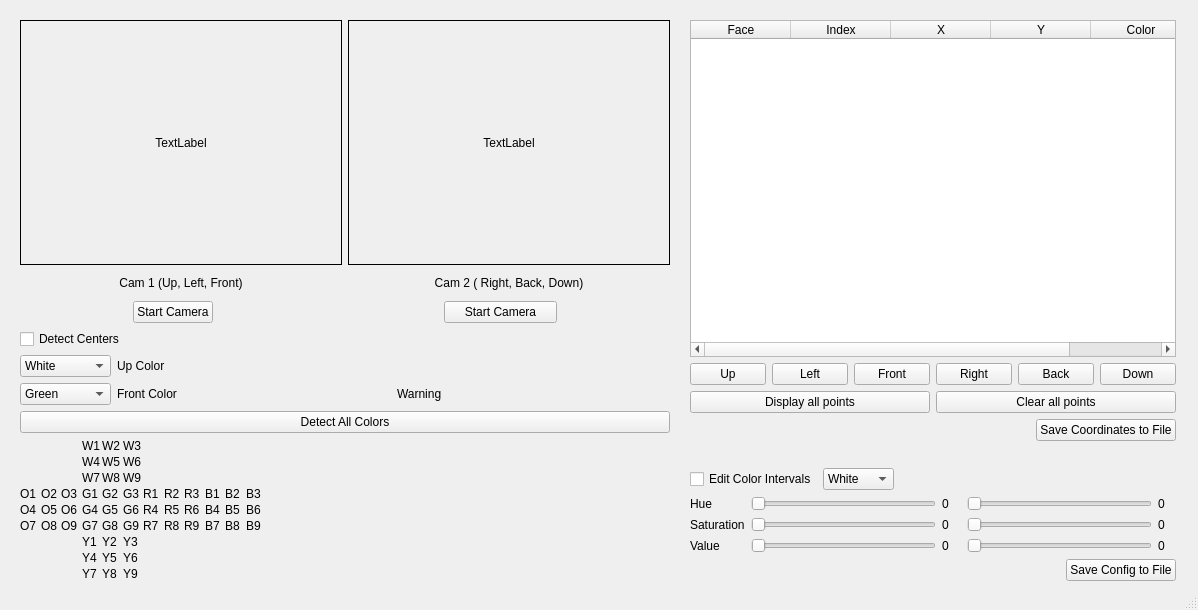
Above: Codebase/GUI/Design/mainWindow.ui from iliechirila/PiCubeSolver before the change. Below: the same form after it.
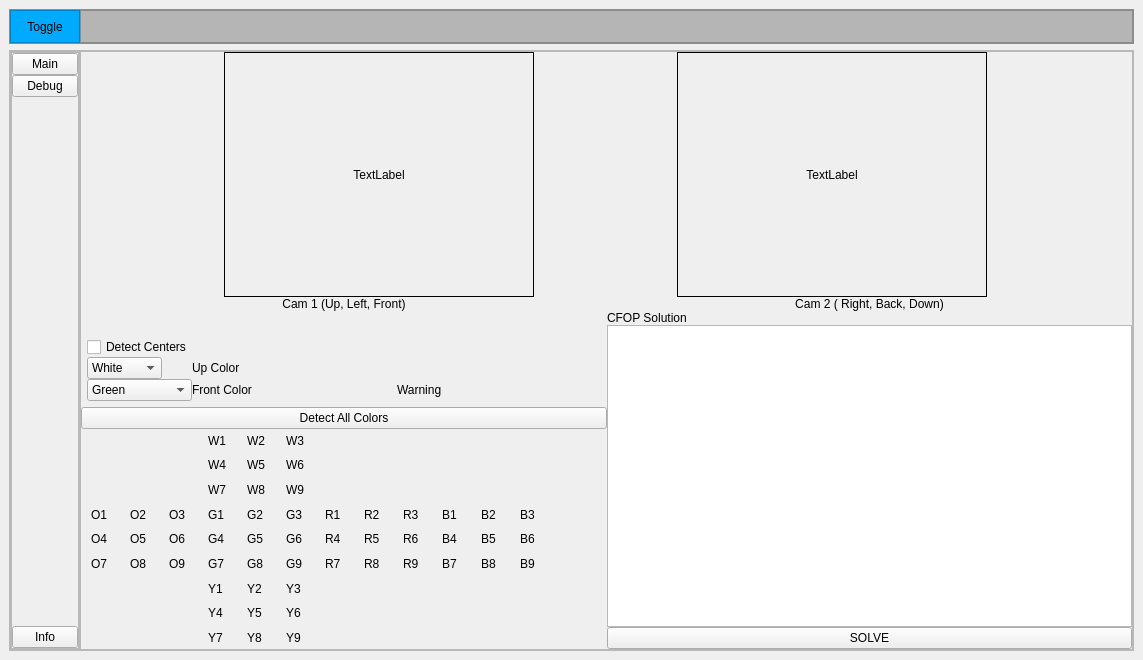
That is the form after the change.

```diff
--- a/Codebase/GUI/Design/mainWindow.ui
+++ b/Codebase/GUI/Design/mainWindow.ui
@@ -9,34 +9,319 @@
    <rect>
     <x>0</x>
     <y>0</y>
-    <width>1198</width>
-    <height>610</height>
+    <width>1143</width>
+    <height>660</height>
    </rect>
   </property>
   <property name="windowTitle">
    <string>MainWindow</string>
   </property>
   <widget class="QWidget" name="centralwidget">
-   <widget class="QWidget" name="verticalLayoutWidget">
-    <property name="geometry">
-     <rect>
-      <x>20</x>
-      <y>20</y>
-      <width>650</width>
-      <height>561</height>
-     </rect>
-    </property>
-    <layout class="QVBoxLayout" name="verticalLayout_2" stretch="10,1,0,0,0,0,0">
-     <property name="sizeConstraint">
-      <enum>QLayout::SetMinimumSize</enum>
+   <layout class="QVBoxLayout" name="verticalLayout_10">
+    <item>
+     <widget class="QFrame" name="frame_top_bar">
+      <property name="sizePolicy">
+       <sizepolicy hsizetype="Preferred" vsizetype="Fixed">
+        <horstretch>0</horstretch>
+        <verstretch>0</verstretch>
+       </sizepolicy>
+      </property>
+      <property name="minimumSize">
+       <size>
+        <width>0</width>
+        <height>35</height>
+       </size>
+      </property>
+      <property name="maximumSize">
+       <size>
+        <width>16777215</width>
+        <height>35</height>
+       </size>
+      </property>
+      <property name="autoFillBackground">
+       <bool>false</bool>
+      </property>
+      <property name="styleSheet">
+       <string notr="true">background-color: rgb(181, 181, 181);</string>
+      </property>
+      <property name="frameShape">
+       <enum>QFrame::StyledPanel</enum>
+      </property>
+      <property name="frameShadow">
+       <enum>QFrame::Raised</enum>
+      </property>
+      <layout class="QHBoxLayout" name="horizontalLayout_18">
+       <property name="spacing">
+        <number>0</number>
+       </property>
+       <property name="leftMargin">
+        <number>0</number>
+       </property>
+       <property name="topMargin">
+        <number>0</number>
+       </property>
+       <property name="rightMargin">
+        <number>0</number>
+       </property>
+       <property name="bottomMargin">
+        <number>0</number>
+       </property>
+       <item>
+        <widget class="QFrame" name="frame_toggle">
+         <property name="maximumSize">
+          <size>
+           <width>70</width>
+           <height>35</height>
+          </size>
+         </property>
+         <property name="styleSheet">
+          <string notr="true">background-color: rgb(0, 170, 255);</string>
+         </property>
+         <property name="frameShape">
+          <enum>QFrame::StyledPanel</enum>
+         </property>
+         <property name="frameShadow">
+          <enum>QFrame::Raised</enum>
+         </property>
+         <layout class="QHBoxLayout" name="horizontalLayout_19">
+          <property name="spacing">
+           <number>0</number>
+          </property>
+          <property name="leftMargin">
+           <number>0</number>
+          </property>
+          <property name="topMargin">
+           <number>0</number>
+          </property>
+          <property name="rightMargin">
+           <number>0</number>
+          </property>
+          <property name="bottomMargin">
+           <number>0</number>
+          </property>
+          <item>
+           <widget class="QPushButton" name="button_toggle_left_menu">
+            <property name="sizePolicy">
+             <sizepolicy hsizetype="Expanding" vsizetype="Expanding">
+              <horstretch>0</horstretch>
+              <verstretch>0</verstretch>
+             </sizepolicy>
+            </property>
+            <property name="styleSheet">
+             <string notr="true">border:0px solid</string>
+            </property>
+            <property name="text">
+             <string>Toggle</string>
+            </property>
+           </widget>
+          </item>
+         </layout>
+        </widget>
+       </item>
+       <item>
+        <widget class="QFrame" name="frame_top">
+         <property name="frameShape">
+          <enum>QFrame::StyledPanel</enum>
+         </property>
+         <property name="frameShadow">
+          <enum>QFrame::Raised</enum>
+         </property>
+        </widget>
+       </item>
+      </layout>
+     </widget>
+    </item>
+    <item>
+     <widget class="QFrame" name="frame_content">
+      <property name="frameShape">
+       <enum>QFrame::StyledPanel</enum>
+      </property>
+      <property name="frameShadow">
+       <enum>QFrame::Raised</enum>
+      </property>
+      <layout class="QHBoxLayout" name="horizontalLayout_20">
+       <property name="spacing">
+        <number>0</number>
+       </property>
+       <property name="leftMargin">
+        <number>0</number>
+       </property>
+       <property name="topMargin">
+        <number>0</number>
+       </property>
+       <property name="rightMargin">
+        <number>0</number>
+       </property>
+       <property name="bottomMargin">
+        <number>0</number>
+       </property>
+       <item>
+        <widget class="QFrame" name="frame_left_menu">
+         <property name="maximumSize">
+          <size>
+           <width>70</width>
+           <height>16777215</height>
+          </size>
+         </property>
+         <property name="frameShape">
+          <enum>QFrame::StyledPanel</enum>
+         </property>
+         <property name="frameShadow">
+          <enum>QFrame::Raised</enum>
+         </property>
+         <layout class="QVBoxLayout" name="verticalLayout_7">
+          <property name="spacing">
+           <number>0</number>
+          </property>
+          <property name="leftMargin">
+           <number>0</number>
+          </property>
+          <property name="topMargin">
+           <number>0</number>
+          </property>
+          <property name="rightMargin">
+           <number>0</number>
+          </property>
+          <property name="bottomMargin">
+           <number>0</number>
+          </property>
+          <item>
+           <widget class="QFrame" name="frame_left_buttons">
+            <property name="frameShape">
+             <enum>QFrame::StyledPanel</enum>
+            </property>
+            <property name="frameShadow">
+             <enum>QFrame::Raised</enum>
+            </property>
+            <layout class="QVBoxLayout" name="verticalLayout_8">
+             <property name="spacing">
+              <number>0</number>
+             </property>
+             <property name="leftMargin">
+              <number>0</number>
+             </property>
+             <property name="topMargin">
+              <number>0</number>
+             </property>
+             <property name="rightMargin">
+              <number>0</number>
+             </property>
+             <property name="bottomMargin">
+              <number>0</number>
+             </property>
+             <item>
+              <widget class="QPushButton" name="button_main_page">
+               <property name="text">
+                <string>Main</string>
+               </property>
+              </widget>
+             </item>
+             <item>
+              <widget class="QPushButton" name="button_debug_page">
+               <property name="text">
+                <string>Debug</string>
+               </property>
+              </widget>
+             </item>
+             <item>
+              <spacer name="verticalSpacer_2">
+               <property name="orientation">
+                <enum>Qt::Vertical</enum>
+               </property>
+               <property name="sizeHint" stdset="0">
+                <size>
+                 <width>20</width>
+                 <height>40</height>
+                </size>
+               </property>
+              </spacer>
+             </item>
+             <item>
+              <widget class="QPushButton" name="button_info_page">
+               <property name="text">
+                <string>Info</string>
+               </property>
+              </widget>
+             </item>
+            </layout>
+           </widget>
+          </item>
+         </layout>
+        </widget>
+       </item>
+       <item>
+        <widget class="QFrame" name="frame_pages">
+         <property name="frameShape">
+          <enum>QFrame::StyledPanel</enum>
+         </property>
+         <property name="frameShadow">
+          <enum>QFrame::Raised</enum>
+         </property>
+         <layout class="QHBoxLayout" name="horizontalLayout_22">
+          <property name="spacing">
+           <number>0</number>
+          </property>
+          <property name="leftMargin">
+           <number>0</number>
+          </property>
+          <property name="topMargin">
+           <number>0</number>
+          </property>
+          <property name="rightMargin">
+           <number>0</number>
+          </property>
+          <property name="bottomMargin">
+           <number>0</number>
+          </property>
+          <item>
+           <widget class="QStackedWidget" name="stackedWidget_content">
+            <property name="currentIndex">
+             <number>0</number>
+            </property>
+            <widget class="QWidget" name="page_solver">
+             <layout class="QVBoxLayout" name="verticalLayout_13">
+              <property name="spacing">
+               <number>0</number>
+              </property>
+              <property name="leftMargin">
+               <number>0</number>
+              </property>
+              <property name="topMargin">
+               <number>0</number>
+              </property>
+              <property name="rightMargin">
+               <number>0</number>
+              </property>
+              <property name="bottomMargin">
+               <number>0</number>
+              </property>
+              <item>
+               <layout class="QVBoxLayout" name="verticalLayout_12">
+                <property name="spacing">
+                 <number>0</number>
      </property>
      <item>
       <layout class="QHBoxLayout" name="horizontalLayout_3">
+                  <property name="spacing">
+                   <number>0</number>
+                  </property>
        <property name="sizeConstraint">
         <enum>QLayout::SetFixedSize</enum>
        </property>
        <item>
         <widget class="QLabel" name="main_cam">
+                    <property name="minimumSize">
+                     <size>
+                      <width>310</width>
+                      <height>245</height>
+                     </size>
+                    </property>
+                    <property name="maximumSize">
+                     <size>
+                      <width>310</width>
+                      <height>245</height>
+                     </size>
+                    </property>
          <property name="layoutDirection">
           <enum>Qt::LeftToRight</enum>
          </property>
@@ -59,6 +344,18 @@
        </item>
        <item>
         <widget class="QLabel" name="main_cam_2">
+                    <property name="minimumSize">
+                     <size>
+                      <width>310</width>
+                      <height>245</height>
+                     </size>
+                    </property>
+                    <property name="maximumSize">
+                     <size>
+                      <width>310</width>
+                      <height>245</height>
+                     </size>
+                    </property>
          <property name="layoutDirection">
           <enum>Qt::LeftToRight</enum>
          </property>
@@ -83,6 +380,9 @@
      </item>
      <item>
       <layout class="QHBoxLayout" name="horizontalLayout_4">
+                  <property name="spacing">
+                   <number>0</number>
+                  </property>
        <item>
         <widget class="QLabel" name="label">
          <property name="text">
@@ -106,71 +406,14 @@
       </layout>
      </item>
      <item>
-      <layout class="QHBoxLayout" name="horizontalLayout_5" stretch="1,0,2,1,1">
+                 <layout class="QHBoxLayout" name="horizontalLayout_21">
        <item>
-        <spacer name="horizontalSpacer_3">
-         <property name="orientation">
-          <enum>Qt::Horizontal</enum>
-         </property>
-         <property name="sizeHint" stdset="0">
-          <size>
-           <width>40</width>
-           <height>20</height>
-          </size>
-         </property>
-        </spacer>
-       </item>
-       <item>
-        <widget class="QPushButton" name="start_camera">
-         <property name="text">
-          <string>Start Camera</string>
-         </property>
-        </widget>
-       </item>
-       <item>
-        <spacer name="horizontalSpacer_2">
-         <property name="orientation">
-          <enum>Qt::Horizontal</enum>
-         </property>
-         <property name="sizeHint" stdset="0">
-          <size>
-           <width>40</width>
-           <height>20</height>
-          </size>
-         </property>
-        </spacer>
-       </item>
-       <item>
-        <widget class="QPushButton" name="start_camera_2">
-         <property name="text">
-          <string>Start Camera</string>
-         </property>
-        </widget>
-       </item>
-       <item>
-        <spacer name="horizontalSpacer_4">
-         <property name="orientation">
-          <enum>Qt::Horizontal</enum>
-         </property>
-         <property name="sizeHint" stdset="0">
-          <size>
-           <width>40</width>
-           <height>20</height>
-          </size>
-         </property>
-        </spacer>
-       </item>
-      </layout>
-     </item>
+                   <layout class="QVBoxLayout" name="verticalLayout_2" stretch="0,0,0,0">
+                    <property name="sizeConstraint">
+                     <enum>QLayout::SetMinimumSize</enum>
+                    </property>
      <item>
       <layout class="QHBoxLayout" name="horizontalLayout_6">
-       <item>
-        <widget class="QCheckBox" name="checkBox_detect_centers">
-         <property name="text">
-          <string>Detect Centers</string>
-         </property>
-        </widget>
-       </item>
        <item>
         <spacer name="horizontalSpacer_5">
          <property name="orientation">
@@ -187,16 +430,61 @@
       </layout>
      </item>
      <item>
-      <layout class="QGridLayout" name="gridLayout_2" columnstretch="1,3,3">
-       <item row="0" column="1">
-        <widget class="QLabel" name="label_3">
+                     <layout class="QGridLayout" name="gridLayout_2" columnstretch="0,0,0">
+                      <property name="leftMargin">
+                       <number>6</number>
+                      </property>
+                      <property name="topMargin">
+                       <number>6</number>
+                      </property>
+                      <property name="rightMargin">
+                       <number>6</number>
+                      </property>
+                      <property name="bottomMargin">
+                       <number>6</number>
+                      </property>
+                      <item row="2" column="0">
+                       <widget class="QComboBox" name="comboBox_front_color">
+                        <item>
          <property name="text">
-          <string>Up Color</string>
-         </property>
-        </widget>
-       </item>
-       <item row="0" column="0">
+                          <string>Green</string>
+                         </property>
+                        </item>
+                        <item>
+                         <property name="text">
+                          <string>White</string>
+                         </property>
+                        </item>
+                        <item>
+                         <property name="text">
+                          <string>Orange</string>
+                         </property>
+                        </item>
+                        <item>
+                         <property name="text">
+                          <string>Red</string>
+                         </property>
+                        </item>
+                        <item>
+                         <property name="text">
+                          <string>Blue</string>
+                         </property>
+                        </item>
+                        <item>
+                         <property name="text">
+                          <string>Yellow</string>
+                         </property>
+                        </item>
+                       </widget>
+                      </item>
+                      <item row="1" column="0">
         <widget class="QComboBox" name="comboBox_up_color">
+                        <property name="maximumSize">
+                         <size>
+                          <width>75</width>
+                          <height>16777215</height>
+                         </size>
+                        </property>
          <item>
           <property name="text">
            <string>White</string>
@@ -229,69 +517,80 @@
          </item>
         </widget>
        </item>
-       <item row="1" column="1">
+                      <item row="2" column="1">
         <widget class="QLabel" name="label_4">
          <property name="text">
           <string>Front Color</string>
          </property>
         </widget>
        </item>
-       <item row="1" column="0">
-        <widget class="QComboBox" name="comboBox_front_color">
-         <item>
+                      <item row="1" column="1">
+                       <widget class="QLabel" name="label_3">
           <property name="text">
-           <string>Green</string>
-          </property>
-         </item>
-         <item>
-          <property name="text">
-           <string>White</string>
-          </property>
-         </item>
-         <item>
-          <property name="text">
-           <string>Orange</string>
-          </property>
-         </item>
-         <item>
-          <property name="text">
-           <string>Red</string>
-          </property>
-         </item>
-         <item>
-          <property name="text">
-           <string>Blue</string>
-          </property>
-         </item>
-         <item>
-          <property name="text">
-           <string>Yellow</string>
-          </property>
-         </item>
-        </widget>
-       </item>
-       <item row="1" column="2">
+                         <string>Up Color</string>
+                        </property>
+                       </widget>
+                      </item>
+                      <item row="2" column="2">
         <widget class="QLabel" name="label_warning_faces">
          <property name="text">
           <string>Warning</string>
          </property>
         </widget>
        </item>
+                      <item row="0" column="0">
+                       <widget class="QCheckBox" name="checkBox_detect_centers">
+                        <property name="text">
+                         <string>Detect Centers</string>
+                        </property>
+                       </widget>
+                      </item>
       </layout>
      </item>
      <item>
       <widget class="QPushButton" name="button_detect_all_colors">
+                      <property name="sizePolicy">
+                       <sizepolicy hsizetype="Preferred" vsizetype="Fixed">
+                        <horstretch>0</horstretch>
+                        <verstretch>0</verstretch>
+                       </sizepolicy>
+                      </property>
+                      <property name="maximumSize">
+                       <size>
+                        <width>16777215</width>
+                        <height>16777215</height>
+                       </size>
+                      </property>
+                      <property name="layoutDirection">
+                       <enum>Qt::LeftToRight</enum>
+                      </property>
        <property name="text">
         <string>Detect All Colors</string>
        </property>
       </widget>
      </item>
      <item>
-      <layout class="QHBoxLayout" name="horizontalLayout_7" stretch="3,5">
+                     <layout class="QHBoxLayout" name="horizontalLayout_7" stretch="0,0,0">
+                      <item>
+                       <spacer name="horizontalSpacer_2">
+                        <property name="orientation">
+                         <enum>Qt::Horizontal</enum>
+                        </property>
+                        <property name="sizeType">
+                         <enum>QSizePolicy::Preferred</enum>
+                        </property>
+                        <property name="sizeHint" stdset="0">
+                         <size>
+                          <width>10</width>
+                          <height>20</height>
+                         </size>
+                        </property>
+                       </spacer>
+                      </item>
        <item>
         <layout class="QGridLayout" name="gridLayout">
          <property name="sizeConstraint">
-          <enum>QLayout::SetMaximumSize</enum>
+                         <enum>QLayout::SetFixedSize</enum>
          </property>
          <property name="spacing">
           <number>2</number>
@@ -723,9 +1022,12 @@
          <property name="orientation">
           <enum>Qt::Horizontal</enum>
          </property>
+                        <property name="sizeType">
+                         <enum>QSizePolicy::Preferred</enum>
+                        </property>
          <property name="sizeHint" stdset="0">
           <size>
-           <width>100</width>
+                          <width>50</width>
            <height>1</height>
           </size>
          </property>
@@ -734,98 +1036,66 @@
       </layout>
      </item>
     </layout>
-   </widget>
-   <widget class="QWidget" name="verticalLayoutWidget_2">
-    <property name="geometry">
-     <rect>
-      <x>690</x>
-      <y>20</y>
-      <width>486</width>
-      <height>561</height>
-     </rect>
-    </property>
-    <layout class="QVBoxLayout" name="verticalLayout_6" stretch="20,1,1">
-     <item>
-      <layout class="QVBoxLayout" name="verticalLayout" stretch="0,0,0,0">
-       <item>
-        <widget class="QTableWidget" name="tableWidget">
-         <column>
-          <property name="text">
-           <string>Face</string>
-          </property>
-         </column>
-         <column>
-          <property name="text">
-           <string>Index</string>
-          </property>
-         </column>
-         <column>
-          <property name="text">
-           <string>X</string>
-          </property>
-         </column>
-         <column>
-          <property name="text">
-           <string>Y</string>
-          </property>
-         </column>
-         <column>
-          <property name="text">
-           <string>Color</string>
-          </property>
-         </column>
-        </widget>
        </item>
        <item>
-        <layout class="QHBoxLayout" name="horizontalLayout">
+                   <layout class="QVBoxLayout" name="verticalLayout_6">
          <item>
-          <widget class="QPushButton" name="button_update_table_up">
+                     <widget class="QLabel" name="label_5">
            <property name="text">
-            <string>Up</string>
+                       <string>CFOP Solution</string>
            </property>
           </widget>
          </item>
          <item>
-          <widget class="QPushButton" name="button_update_table_left">
-           <property name="text">
-            <string>Left</string>
-           </property>
-          </widget>
+                     <widget class="QPlainTextEdit" name="plainTextEdit"/>
          </item>
          <item>
-          <widget class="QPushButton" name="button_update_table_front">
+                     <widget class="QPushButton" name="button_solve">
            <property name="text">
-            <string>Front</string>
+                       <string>SOLVE</string>
            </property>
           </widget>
          </item>
-         <item>
-          <widget class="QPushButton" name="button_update_table_right">
-           <property name="text">
-            <string>Right</string>
-           </property>
-          </widget>
-         </item>
-         <item>
-          <widget class="QPushButton" name="button_update_table_back">
-           <property name="text">
-            <string>Back</string>
-           </property>
-          </widget>
-         </item>
-         <item>
-          <widget class="QPushButton" name="button_update_table_down">
-           <property name="text">
-            <string>Down</string>
-           </property>
-          </widget>
-         </item>
-        </layout>
-       </item>
+                   </layout>
+                  </item>
+                 </layout>
+                </item>
+               </layout>
+              </item>
+             </layout>
+            </widget>
+            <widget class="QWidget" name="page_debug">
+             <layout class="QVBoxLayout" name="verticalLayout_9">
        <item>
         <layout class="QHBoxLayout" name="horizontalLayout_8">
          <item>
-          <widget class="QPushButton" name="button_display_all_points">
+                 <layout class="QHBoxLayout" name="horizontalLayout_5">
+                  <property name="spacing">
+                   <number>0</number>
+                  </property>
+                  <item>
+                   <widget class="QLabel" name="main_cam_debug_3">
+                    <property name="minimumSize">
+                     <size>
+                      <width>310</width>
+                      <height>245</height>
+                     </size>
+                    </property>
+                    <property name="maximumSize">
+                     <size>
+                      <width>310</width>
+                      <height>245</height>
+                     </size>
+                    </property>
+                    <property name="layoutDirection">
+                     <enum>Qt::LeftToRight</enum>
+                    </property>
+                    <property name="frameShape">
+                     <enum>QFrame::Box</enum>
+                    </property>
+                    <property name="frameShadow">
+                     <enum>QFrame::Plain</enum>
+                    </property>
            <property name="text">
             <string>Display all points</string>
            </property>
@@ -867,22 +1137,14 @@
       </layout>
      </item>
      <item>
-      <spacer name="verticalSpacer">
-       <property name="orientation">
-        <enum>Qt::Vertical</enum>
-       </property>
-       <property name="sizeHint" stdset="0">
-        <size>
-         <width>88</width>
-         <height>108</height>
-        </size>
-       </property>
-      </spacer>
-     </item>
+               <layout class="QHBoxLayout" name="horizontalLayout_24" stretch="1,1">
      <item>
       <layout class="QVBoxLayout" name="layout_edit_colors">
        <item>
         <layout class="QHBoxLayout" name="horizontalLayout_9">
+                    <property name="spacing">
+                     <number>0</number>
+                    </property>
          <item>
           <widget class="QCheckBox" name="checkBox_edit_color_intervals">
            <property name="text">
@@ -972,6 +1234,12 @@
             <layout class="QHBoxLayout" name="horizontalLayout_11" stretch="10,1">
              <item>
               <widget class="QSlider" name="slider_hue_min">
+                          <property name="minimumSize">
+                           <size>
+                            <width>140</width>
+                            <height>0</height>
+                           </size>
+                          </property>
                <property name="maximum">
                 <number>255</number>
                </property>
@@ -1039,6 +1307,12 @@
             <layout class="QHBoxLayout" name="horizontalLayout_14" stretch="10,1">
              <item>
               <widget class="QSlider" name="slider_hue_max">
+                          <property name="minimumSize">
+                           <size>
+                            <width>140</width>
+                            <height>0</height>
+                           </size>
+                          </property>
                <property name="maximum">
                 <number>255</number>
                </property>
@@ -1128,10 +1402,147 @@
        </item>
       </layout>
      </item>
-    </layout>
-   </widget>
-  </widget>
-  <widget class="QStatusBar" name="statusbar"/>
+                <item>
+                 <layout class="QVBoxLayout" name="verticalLayout" stretch="0,0,0,0">
+                  <item>
+                   <widget class="QTableWidget" name="tableWidget">
+                    <property name="minimumSize">
+                     <size>
+                      <width>502</width>
+                      <height>0</height>
+                     </size>
+                    </property>
+                    <column>
+                     <property name="text">
+                      <string>Face</string>
+                     </property>
+                    </column>
+                    <column>
+                     <property name="text">
+                      <string>Index</string>
+                     </property>
+                    </column>
+                    <column>
+                     <property name="text">
+                      <string>X</string>
+                     </property>
+                    </column>
+                    <column>
+                     <property name="text">
+                      <string>Y</string>
+                     </property>
+                    </column>
+                    <column>
+                     <property name="text">
+                      <string>Color</string>
+                     </property>
+                    </column>
+                   </widget>
+                  </item>
+                  <item>
+                   <layout class="QHBoxLayout" name="horizontalLayout">
+                    <item>
+                     <widget class="QPushButton" name="button_update_table_up">
+                      <property name="text">
+                       <string>Up</string>
+                      </property>
+                     </widget>
+                    </item>
+                    <item>
+                     <widget class="QPushButton" name="button_update_table_left">
+                      <property name="text">
+                       <string>Left</string>
+                      </property>
+                     </widget>
+                    </item>
+                    <item>
+                     <widget class="QPushButton" name="button_update_table_front">
+                      <property name="text">
+                       <string>Front</string>
+                      </property>
+                     </widget>
+                    </item>
+                    <item>
+                     <widget class="QPushButton" name="button_update_table_right">
+                      <property name="text">
+                       <string>Right</string>
+                      </property>
+                     </widget>
+                    </item>
+                    <item>
+                     <widget class="QPushButton" name="button_update_table_back">
+                      <property name="text">
+                       <string>Back</string>
+                      </property>
+                     </widget>
+                    </item>
+                    <item>
+                     <widget class="QPushButton" name="button_update_table_down">
+                      <property name="text">
+                       <string>Down</string>
+                      </property>
+                     </widget>
+                    </item>
+                   </layout>
+                  </item>
+                  <item>
+                   <layout class="QHBoxLayout" name="horizontalLayout_8">
+                    <item>
+                     <widget class="QPushButton" name="button_display_all_points">
+                      <property name="text">
+                       <string>Display all points</string>
+                      </property>
+                     </widget>
+                    </item>
+                    <item>
+                     <widget class="QPushButton" name="button_clear_all_points">
+                      <property name="text">
+                       <string>Clear all points</string>
+                      </property>
+                     </widget>
+                    </item>
+                   </layout>
+                  </item>
+                  <item>
+                   <layout class="QHBoxLayout" name="horizontalLayout_2">
+                    <item>
+                     <spacer name="horizontalSpacer">
+                      <property name="orientation">
+                       <enum>Qt::Horizontal</enum>
+                      </property>
+                      <property name="sizeHint" stdset="0">
+                       <size>
+                        <width>40</width>
+                        <height>20</height>
+                       </size>
+                      </property>
+                     </spacer>
+                    </item>
+                    <item>
+                     <widget class="QPushButton" name="button_update_coordinate_file">
+                      <property name="text">
+                       <string>Save Coordinates to File</string>
+                      </property>
+                     </widget>
+                    </item>
+                   </layout>
+                  </item>
+                 </layout>
+                </item>
+               </layout>
+              </item>
+             </layout>
+            </widget>
+           </widget>
+          </item>
+         </layout>
+        </widget>
+       </item>
+      </layout>
+     </widget>
+    </item>
+   </layout>
+  </widget>
  </widget>
  <resources>
   <include location="pixels.qrc"/>
```
Left out of the diff: 75 changed lines with no effect on the pictures. Lines whose indentation alone changed are shown as unchanged.
